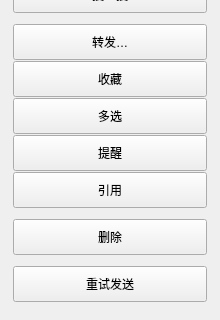
This is CppChat/dialogs/messagemenu.ui in Algebraaaa/CppChat as Qt 5 draws it before an edit; both pictures show x 0 to 220 and y 148 to 468 of the 220 by 468 pixel window. The edited form follows.
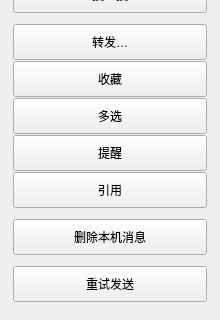
This is the edited form. Icons and pictures are not drawn.

```diff
--- a/CppChat/dialogs/messagemenu.ui
+++ b/CppChat/dialogs/messagemenu.ui
@@ -513,7 +513,7 @@
          </size>
         </property>
         <property name="text">
-         <string>删除</string>
+         <string>删除本机消息</string>
         </property>
         <property name="accessibleName">
          <string>删除</string>
```
Left out of the diff: 8 changed lines with no effect on the pictures.
